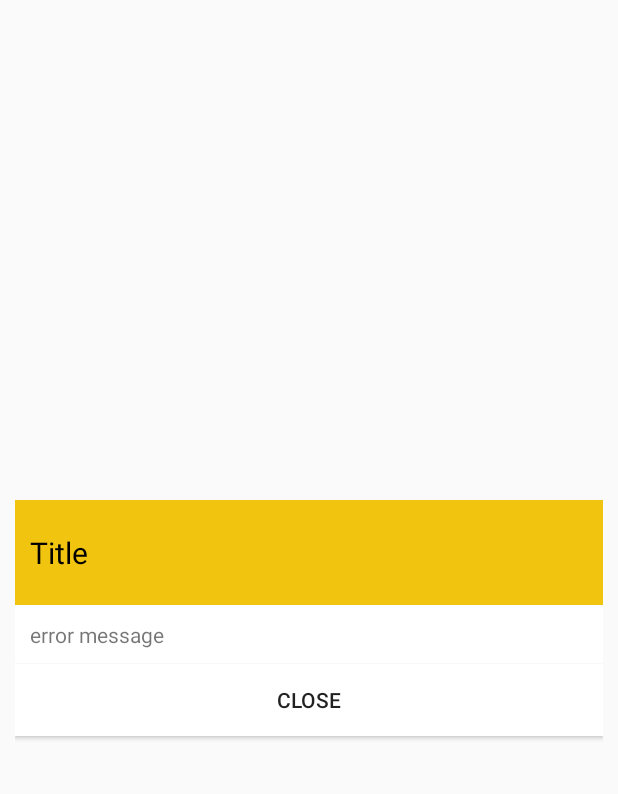
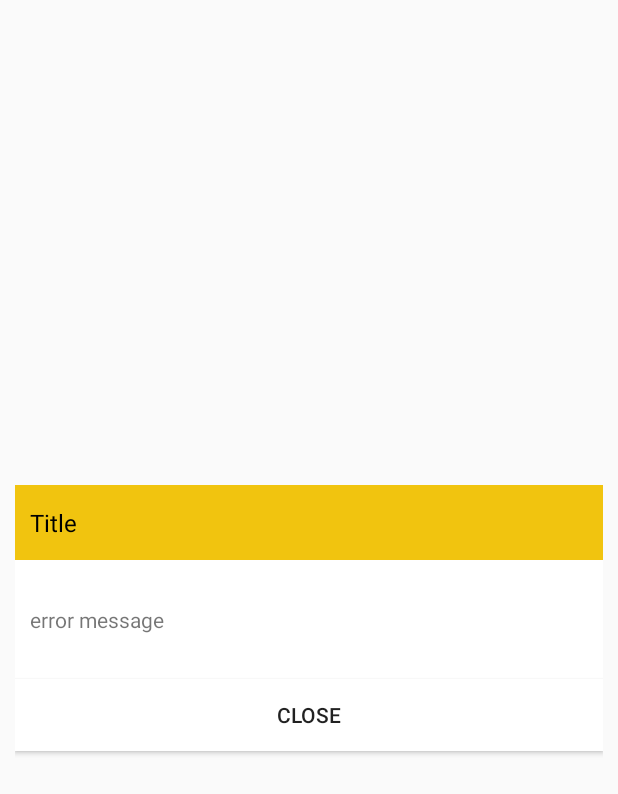
Before and after one commit to satriawinarah/SWFramework, an Android app: the layout sw_dialog.xml on its own in the app's theme, with its tools: preview values and no code run, on a phone screen of 412 x 824 dp. Shown: the top 794 px of the screen. Run offline under Robolectric (Android 15) with nearby library versions, the phone set to English and light mode, and no system bars.

Commit message:
merapikan error dialog

```diff
--- a/app/src/main/java/com/javasoul/swframework/component/SWDialog.java
+++ b/app/src/main/java/com/javasoul/swframework/component/SWDialog.java
@@ -81,6 +81,7 @@ public class SWDialog {
         RelativeLayout header = dialog.findViewById(R.id.rl_dialog_header);
         header.setBackgroundColor(context.getResources().getColor(R.color.colorDarkRed));
         TextView titleDialog = dialog.findViewById(R.id.tv_dialog_title);
+        titleDialog.setTextColor(context.getResources().getColor(android.R.color.white));
         titleDialog.setText(title);
         TextView messageDialog = dialog.findViewById(R.id.tv_error_message);
         messageDialog.setText(message);
@@ -106,6 +107,7 @@ public class SWDialog {
         header.setBackgroundColor(context.getResources().getColor(R.color.colorDarkBlue));
         TextView titleDialog = dialog.findViewById(R.id.tv_dialog_title);
         titleDialog.setText(title);
+        titleDialog.setTextColor(context.getResources().getColor(android.R.color.white));
         TextView messageDialog = dialog.findViewById(R.id.tv_error_message);
         messageDialog.setText(message);
         Button btnCancel = dialog.findViewById(R.id.btn_cancel);
--- a/app/src/main/res/layout/sw_dialog.xml
+++ b/app/src/main/res/layout/sw_dialog.xml
@@ -10,7 +10,7 @@
     <RelativeLayout
         android:id="@+id/rl_dialog_header"
         android:layout_width="match_parent"
-        android:layout_height="70dp"
+        android:layout_height="50dp"
         android:background="@color/colorYellow">
 
         <TextView
@@ -22,14 +22,16 @@
             android:layout_marginLeft="10dp"
             android:text="Title"
             android:textColor="@android:color/black"
-            android:textSize="20sp" />
+            android:textSize="16sp" />
 
     </RelativeLayout>
 
     <RelativeLayout
         android:layout_width="match_parent"
         android:layout_height="wrap_content"
-        android:background="@android:color/white">
+        android:background="@android:color/white"
+        android:paddingBottom="20dp"
+        android:paddingTop="20dp">
 
         <TextView
             android:id="@+id/tv_error_message"
```
